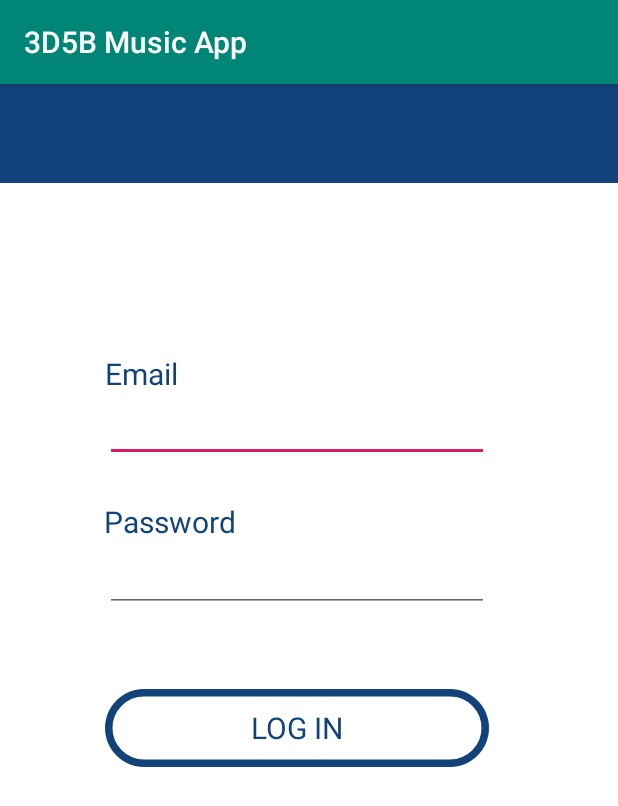
After one commit to Finnvoor/glisten, an Android app: the Log_In_page screen opened directly, with no data from a screen before it, on a phone screen of 412 x 824 dp. The commit adds this screen. Shown: the top 806 px of the screen. Run offline under Robolectric (Android 15) with nearby library versions, the phone set to English and light mode, and no system bars.

Commit message:
Login in page UI added

```diff
--- a/app/src/main/AndroidManifest.xml
+++ b/app/src/main/AndroidManifest.xml
@@ -11,9 +11,11 @@
         android:roundIcon="@mipmap/ic_launcher_round"
         android:supportsRtl="true"
         android:theme="@style/AppTheme">
+        <activity android:name=".Log_In_page"></activity>
         <activity android:name=".MainActivity">
             <intent-filter>
                 <action android:name="android.intent.action.MAIN" />
+
                 <category android:name="android.intent.category.LAUNCHER" />
             </intent-filter>
         </activity>
--- /dev/null
+++ b/app/src/main/java/com/example/a3d5bmusicapp/Log_In_page.java
@@ -0,0 +1,14 @@
+package com.example.a3d5bmusicapp;
+
+import androidx.appcompat.app.AppCompatActivity;
+
+import android.os.Bundle;
+
+public class Log_In_page extends AppCompatActivity {
+
+    @Override
+    protected void onCreate(Bundle savedInstanceState) {
+        super.onCreate(savedInstanceState);
+        setContentView(R.layout.activity_log__in_page);
+    }
+}
--- a/app/src/main/java/com/example/a3d5bmusicapp/MainActivity.java
+++ b/app/src/main/java/com/example/a3d5bmusicapp/MainActivity.java
@@ -2,13 +2,33 @@ package com.example.a3d5bmusicapp;
 
 import androidx.appcompat.app.AppCompatActivity;
 
+import android.content.Intent;
 import android.os.Bundle;
+import android.view.View;
+import android.widget.Button;
 
 public class MainActivity extends AppCompatActivity {
-
+    private Button button;
     @Override
     protected void onCreate(Bundle savedInstanceState) {
         super.onCreate(savedInstanceState);
         setContentView(R.layout.activity_main);
+
+        button = (Button)findViewById(R.id.loginbubble);
+        button.setOnClickListener(new View.OnClickListener() {
+            @Override
+            public void onClick(View v) {
+                openLogInPage();
+            }
+        });
+
+
+
+    }
+
+    public void openLogInPage(){
+        Intent intent = new Intent(this, Log_In_page.class);
+        startActivity(intent);
+
     }
 }
--- /dev/null
+++ b/app/src/main/res/drawable/log_in_page.xml
@@ -0,0 +1,24 @@
+<?xml version="1.0" encoding="utf-8"?>
+<vector
+    xmlns:android="http://schemas.android.com/apk/res/android"
+    xmlns:aapt="http://schemas.android.com/aapt"
+    android:width="360dp"
+    android:height="640dp"
+    android:viewportWidth="360"
+    android:viewportHeight="640"
+    >
+
+    <group>
+
+        <clip-path
+            android:pathData="M0 0H360V640H0V0Z"
+            />
+
+        <path
+            android:pathData="M0 0V640H360V0"
+            android:fillColor="#FFFFFF"
+            />
+
+    </group>
+
+</vector>
--- /dev/null
+++ b/app/src/main/res/drawable/login.xml
@@ -0,0 +1,30 @@
+<?xml version="1.0" encoding="utf-8"?>
+<vector
+    xmlns:android="http://schemas.android.com/apk/res/android"
+    xmlns:aapt="http://schemas.android.com/aapt"
+    android:width="256dp"
+    android:height="52dp"
+    android:viewportWidth="256"
+    android:viewportHeight="52"
+    >
+
+    <group>
+
+        <clip-path
+            android:pathData="M26 0H230C244.359 0 256 11.6406 256 26C256 40.3594 244.359 52 230 52H26C11.6406 52 0 40.3594 0 26C0 11.6406 11.6406 0 26 0Z"
+            />
+
+        <path
+            android:pathData="M0 0V52H256V0"
+            android:fillColor="#FFFFFF"
+            />
+
+        <path
+            android:pathData="M26 0H230C244.359 0 256 11.6406 256 26C256 40.3594 244.359 52 230 52H26C11.6406 52 0 40.3594 0 26C0 11.6406 11.6406 0 26 0Z"
+            android:strokeWidth="10"
+            android:strokeColor="#114279"
+            />
+
+    </group>
+
+</vector>
--- /dev/null
+++ b/app/src/main/res/layout/activity_log__in_page.xml
@@ -0,0 +1,86 @@
+<?xml version="1.0" encoding="utf-8"?>
+<RelativeLayout
+    xmlns:android="http://schemas.android.com/apk/res/android"
+    android:id="@+id/log_in_page"
+    android:layout_width="fill_parent"
+    android:layout_height="fill_parent"
+    android:background="@drawable/log_in_page">
+
+    <View
+        android:id="@+id/header2"
+        android:layout_width="432dp"
+        android:layout_height="66dp"
+        android:layout_centerHorizontal="true"
+        android:layout_alignParentTop="true"
+        android:layout_marginTop="0dp"
+        android:background="@drawable/header"
+        />
+
+    <Button
+        android:id="@+id/rectangle_4"
+        android:layout_width="256dp"
+        android:layout_height="52dp"
+        android:layout_alignParentLeft="true"
+        android:layout_marginLeft="70dp"
+        android:layout_alignParentStart="true"
+        android:layout_marginStart="70dp"
+        android:layout_alignParentTop="true"
+        android:layout_marginTop="403dp"
+        android:background="@drawable/login"
+        android:text ="@string/log_in2"
+        android:textAppearance="@style/log_in2"
+        />
+
+    <EditText
+        android:id="@+id/plain_text_input"
+        android:layout_marginTop="200dp"
+        android:layout_width="256dp"
+        android:layout_height="52dp"
+        android:layout_alignParentLeft="true"
+        android:layout_marginLeft="70dp"
+        android:layout_alignParentStart="true"
+        android:layout_marginStart="70dp"
+        android:inputType="text"/>
+
+    <TextView
+        android:id="@+id/email"
+        android:layout_width="194dp"
+        android:layout_height="53dp"
+        android:layout_alignParentLeft="true"
+        android:layout_marginLeft="70dp"
+        android:layout_alignParentStart="true"
+        android:layout_marginStart="70dp"
+        android:layout_alignParentTop="true"
+        android:layout_marginTop="179dp"
+        android:text="@string/email"
+        android:textAppearance="@style/email"
+        android:gravity="top"
+        />
+
+    <TextView
+        android:id="@+id/password"
+        android:layout_width="194dp"
+        android:layout_height="35dp"
+        android:layout_alignParentLeft="true"
+        android:layout_marginLeft="69dp"
+        android:layout_alignParentStart="true"
+        android:layout_marginStart="69dp"
+        android:layout_alignParentTop="true"
+        android:layout_marginTop="278dp"
+        android:text="@string/password"
+        android:textAppearance="@style/email"
+        android:gravity="top"
+        />
+
+    <EditText
+        android:id="@+id/plain_text_input2"
+        android:layout_marginTop="300dp"
+        android:layout_width="256dp"
+        android:layout_height="52dp"
+        android:layout_alignParentLeft="true"
+        android:layout_marginLeft="70dp"
+        android:layout_alignParentStart="true"
+        android:layout_marginStart="70dp"
+        android:inputType="text"/>
+
+</RelativeLayout>
--- a/app/src/main/res/values/strings.xml
+++ b/app/src/main/res/values/strings.xml
@@ -3,4 +3,14 @@
     <string name="title_activity_spotify_login">SpotifyLogin</string>
     <string name="log_in"> Log in </string>
     <string name="sign_up">Sign up</string>
+    <string name="log_in2"> LOG IN </string>
+    <string name="email">
+
+Email
+</string>
+
+    <string name="password">
+
+Password
+</string>
 </resources>
--- a/app/src/main/res/values/styles.xml
+++ b/app/src/main/res/values/styles.xml
@@ -41,4 +41,29 @@
 
     </style>
 
+    <style name="log_in2">
+
+        <item name="android:textSize">
+            20sp
+        </item>
+
+        <item name="android:textColor">
+            #114279
+        </item>
+
+    </style>
+
+
+    <style name="email">
+
+        <item name="android:textSize">
+            20sp
+        </item>
+
+        <item name="android:textColor">
+            #114279
+        </item>
+
+    </style>
+
 </resources>
```
Also changed, not shown: app/src/main/res/layout/activity_main.xml (+6 -4 lines).
